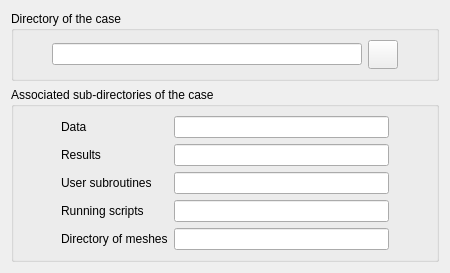
code-saturne/code_saturne, file gui/Pages/IdentityAndPathesForm.ui: the form before one commit.
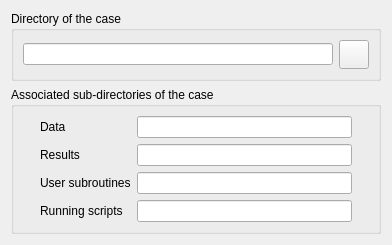
The form after the commit. Icons and pictures are not drawn.

Commit message: Scripts and GUI overhauled, with user Python functions and script XML reader. Restart behavior is now based on the presence of a restart sub-directory in the execution directory. A "--preprocess" option has also been added to the Kernel so as to handle purely preprocessing runs.

Patch:
```diff
--- a/gui/Pages/IdentityAndPathesForm.ui
+++ b/gui/Pages/IdentityAndPathesForm.ui
@@ -1,12 +1,12 @@
 <ui version="4.0" >
  <class>IdentityAndPathesForm</class>
- <widget class="QWidget" name="IdentityAndPathesForm" >
-  <property name="geometry" >
+ <widget class="QWidget" name="IdentityAndPathesForm">
+  <property name="geometry">
    <rect>
     <x>0</x>
     <y>0</y>
-    <width>450</width>
-    <height>264</height>
+    <width>382</width>
+    <height>241</height>
    </rect>
   </property>
   <property name="windowTitle" >
@@ -185,27 +185,7 @@
               <height>0</height>
              </size>
             </property>
-            <property name="readOnly" >
-             <bool>true</bool>
-            </property>
-           </widget>
-          </item>
-          <item row="4" column="0" >
-           <widget class="QLabel" name="label_5" >
-            <property name="text" >
-             <string>Directory of meshes</string>
-            </property>
-           </widget>
-          </item>
-          <item row="4" column="1" >
-           <widget class="QLineEdit" name="lineEditMeshPath" >
-            <property name="minimumSize" >
-             <size>
-              <width>215</width>
-              <height>0</height>
-             </size>
-            </property>
-            <property name="readOnly" >
+            <property name="readOnly">
              <bool>true</bool>
             </property>
            </widget>
```
Left out of the diff: 129 changed lines with no effect on the pictures. The commit also changes 57 other files.
